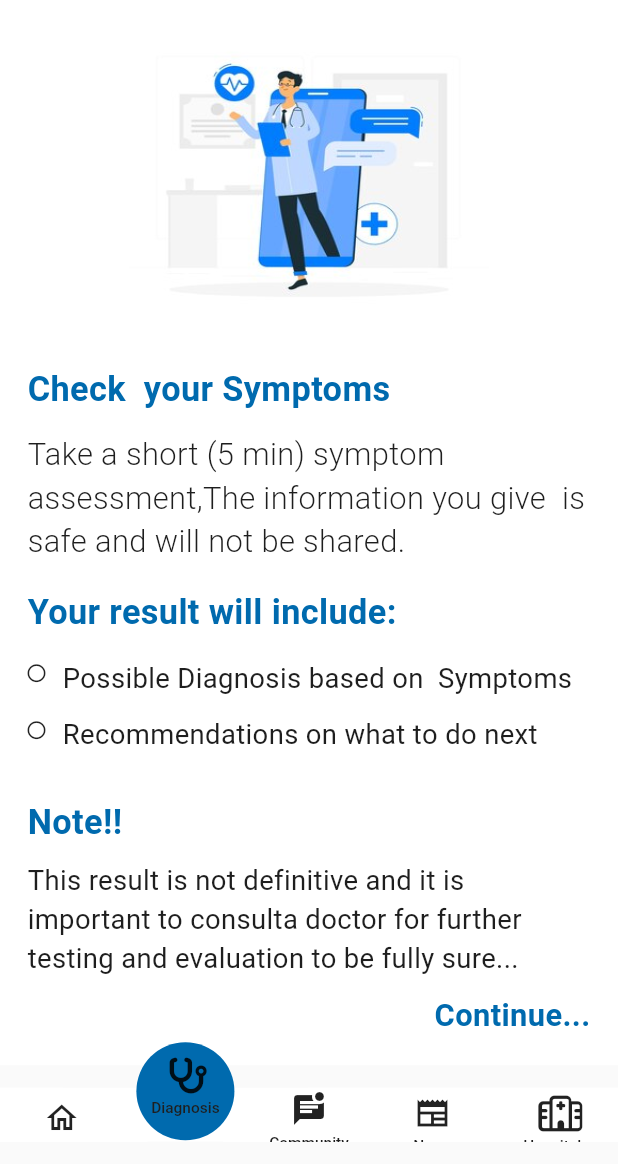
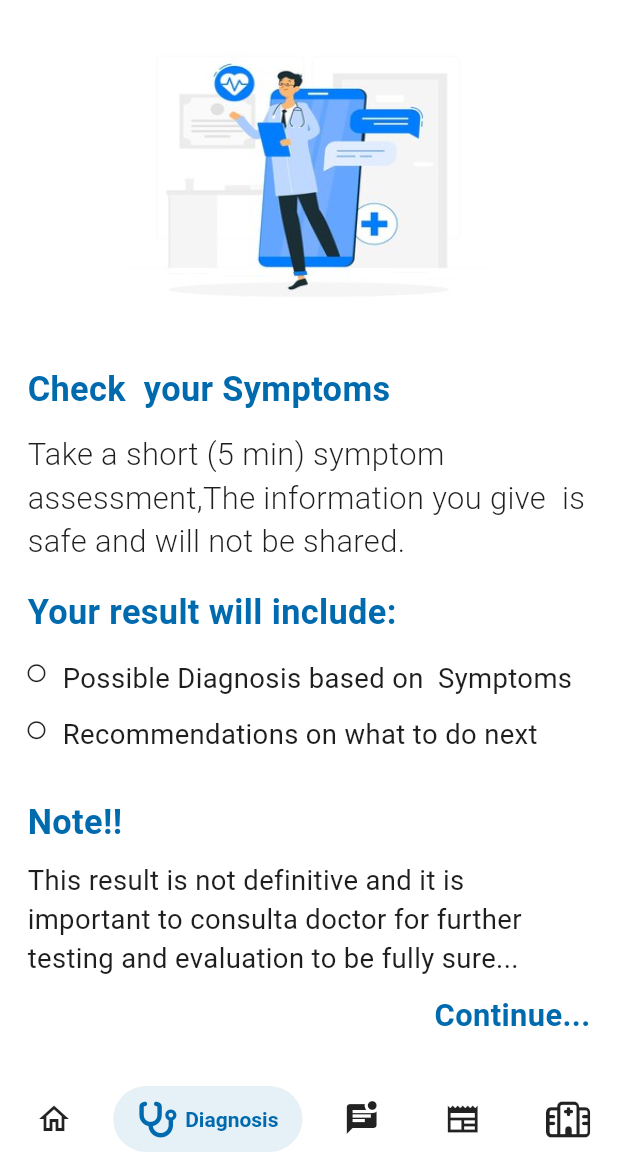
Before and after one commit to khaled365-code/oral_cancer_detection_app, a Flutter app: the HomePage screen opened by its route, item 2 of the bottom bar chosen, on a phone screen of 412 x 824 dp, the part 72-1236 px from its top. Run offline on Flutter 3.47's test engine with Material 3 defaults, Android fonts, the phone set to English and light mode, and no system bars; drawn by our look-alikes of curved_navigation_bar, salomon_bottom_bar; our stand-ins replace animated_text_kit, bloc, cached_network_image, carousel_slider, custom_refresh_indicator, dartz and 17 more; accounts and stored records are empty; network calls fail; Roboto replaces fonts that are missing (Helvetica).

Commit message:
bottom navigation changed

```diff
--- a/lib/features/home/presentation/views/home_screen.dart
+++ b/lib/features/home/presentation/views/home_screen.dart
@@ -22,6 +22,7 @@ import 'package:graduation_project/features/home/presentation/views/hospital_cit
 import 'package:graduation_project/features/profile/data/repos/profile_repo_implementation.dart';
 import 'package:graduation_project/features/profile/presentation/screens/initial_profile_screen.dart';
 import 'package:graduation_project/features/home/presentation/views/upload_Image_View.dart';
+import 'package:salomon_bottom_bar/salomon_bottom_bar.dart';
 import 'news_screen.dart';
 import 'news_search_screen.dart';
 
@@ -67,25 +68,39 @@ class HomePageState extends State<HomePage> {
         ),
       ),
       body: pages[widget.selectedIndex],
-      bottomNavigationBar: Padding(
-        padding: const EdgeInsets.symmetric(vertical: 15),
-        child: CurvedNavigationBar(
-            height: 30.h,
-            onTap: onItemTapped,
-            animationDuration: Duration(milliseconds: 500),
-            backgroundColor: AppColors.white,
-            color: AppColors.white,
-            buttonBackgroundColor: AppColors.primary,
-            items: [
-              BottomNavColumn(paddingValue: 8,icon: Icons.home_outlined, text: 'Home'),
-              BottomNavColumn(paddingValue: 2,icon: FontAwesomeIcons.stethoscope, text: 'Diagnosis'),
-              BottomNavColumn(paddingValue: 3,icon: Icons.mark_unread_chat_alt, text: 'Community'),
-              BottomNavColumn(paddingValue: 5,icon: Icons.newspaper_sharp, text: 'News'),
-              BottomNavColumn(paddingValue: 5,icon:FontAwesomeIcons.hospital, text: 'Hospitals')
-            ]
+      bottomNavigationBar: SalomonBottomBar(
+          currentIndex: widget.selectedIndex,
+          onTap: onItemTapped,
+          backgroundColor: AppColors.white,
+          items: [
+          SalomonBottomBarItem(
+          icon:Icon(Icons.home_outlined,),
+          title: Text("Home"),
+          selectedColor: AppColors.primary,
         ),
-      ),
-    );
+
+        SalomonBottomBarItem(
+          icon: Icon(FontAwesomeIcons.stethoscope),
+          title: Text('Diagnosis'),
+          selectedColor: AppColors.primary,
+       ),
+       SalomonBottomBarItem(
+           icon: Icon(Icons.mark_unread_chat_alt),
+           title: Text('Community'),
+           selectedColor:AppColors.primary,
+            ),
+       SalomonBottomBarItem(
+          icon: Icon(Icons.newspaper_sharp),
+          title: Text('News'),
+          selectedColor:AppColors.primary,
+            ),
+        SalomonBottomBarItem(
+           icon: Icon(FontAwesomeIcons.hospital),
+           title: Text('Hospitals'),
+           selectedColor:AppColors.primary,
+            ),
+          ]
+      ));
   }
   PreferredSize showAppBar()
   {
@@ -163,4 +178,25 @@ class HomePageState extends State<HomePage> {
     }
 
   }
+
 }
+
+
+// bottomNavigationBar: Padding(
+// padding: const EdgeInsets.symmetric(vertical: 15),
+// child: CurvedNavigationBar(
+// height: 30.h,
+// onTap: onItemTapped,
+// animationDuration: Duration(milliseconds: 500),
+// backgroundColor: AppColors.white,
+// color: AppColors.white,
+// buttonBackgroundColor: AppColors.primary,
+// items: [
+// BottomNavColumn(paddingValue: 8,icon: Icons.home_outlined, text: 'Home'),
+// BottomNavColumn(paddingValue: 2,icon: FontAwesomeIcons.stethoscope, text: 'Diagnosis'),
+// BottomNavColumn(paddingValue: 3,icon: Icons.mark_unread_chat_alt, text: 'Community'),
+// BottomNavColumn(paddingValue: 5,icon: Icons.newspaper_sharp, text: 'News'),
+// BottomNavColumn(paddingValue: 5,icon:FontAwesomeIcons.hospital, text: 'Hospitals')
+// ]
+// ),
+// ),
--- a/pubspec.yaml
+++ b/pubspec.yaml
@@ -68,6 +68,7 @@ dependencies:
   carousel_slider:
   url_launcher: ^6.0.9
   animated_text_kit: ^4.2.2
+  salomon_bottom_bar: ^3.3.2
 
 
 
```
Also changed, not shown: pubspec.lock.
